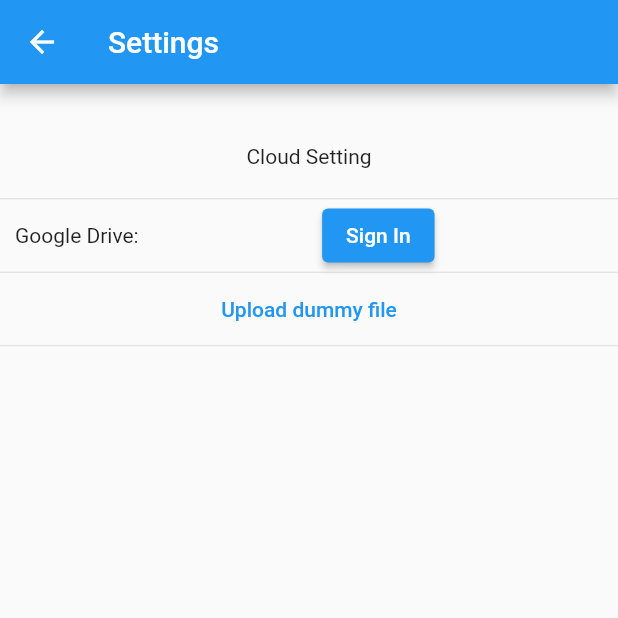
After one commit to libmuy/bRecorder, a Flutter app: the SettingPage screen opened directly, after a tap on "Upload dummy file", on a phone screen of 412 x 824 dp, the top half of it. The commit adds this screen. Run offline on Flutter 3.47's test engine with Material 2 defaults, Android fonts, the phone set to English and light mode, and no system bars; our stand-ins replace cross_file, equatable, firebase_core, flutter_slidable, get_it, google_sign_in and 2 more; missing offline and left inert: googleapis; accounts and stored records are empty.

Commit message:
GOOGLE DRIVE support

```diff
--- a/lib/core/service_locator.dart
+++ b/lib/core/service_locator.dart
@@ -1,6 +1,8 @@
 import 'package:flutter/material.dart';
 import 'package:get_it/get_it.dart';
 import 'package:shared_preferences/shared_preferences.dart';
+import 'package:google_sign_in/google_sign_in.dart';
+import 'package:googleapis/drive/v3.dart' as gdrive;
 
 import '../data/all_storage_repository.dart';
 import '../data/filesystem_repository.dart';
@@ -49,6 +51,8 @@
     getIt.registerLazySingleton(() => GlobalKey<ScaffoldMessengerState>());
 
     getIt.registerFactory(() => RecordPageState());
+    getIt.registerFactory(
+        () => GoogleSignIn.standard(scopes: [gdrive.DriveApi.driveScope]));
 
     // sl.registerLazySingleton(() => AudioPlayer());
     // sl.registerLazySingleton(() {
--- a/lib/main.dart
+++ b/lib/main.dart
@@ -1,4 +1,5 @@
 import 'package:flutter/material.dart';
+import 'package:flutter/services.dart';
 
 import 'core/logging.dart';
 import 'core/service_locator.dart';
@@ -7,12 +8,15 @@
 final log = Logger('Main');
 
 void main() {
-  // Logger.forceLevel = LogLevel.all;
-  runApp(const MyApp());
+  WidgetsFlutterBinding.ensureInitialized();
+  SystemChrome.setPreferredOrientations(
+      [DeviceOrientation.portraitUp, DeviceOrientation.portraitDown]);
+  SystemChrome.setSystemUIOverlayStyle(SystemUiOverlayStyle.light);
+  runApp(const BRecorderApp());
 }
 
-class MyApp extends StatelessWidget {
-  const MyApp({Key? key}) : super(key: key);
+class BRecorderApp extends StatelessWidget {
+  const BRecorderApp({Key? key}) : super(key: key);
 
   @override
   Widget build(BuildContext context) {
--- a/lib/presentation/pages/browser_view.dart
+++ b/lib/presentation/pages/browser_view.dart
@@ -448,7 +448,7 @@
 
   List<AudioObject> get items => _itemsNotifier.value;
   void forceRebuild() {
-    _itemsNotifier.update(forceNotify: true);
+    _itemsNotifier.notify();
   }
 
   Widget buildHeaderWidget(BuildContext context) =>
--- a/lib/presentation/pages/home_page.dart
+++ b/lib/presentation/pages/home_page.dart
@@ -1,5 +1,4 @@
 import 'package:flutter/material.dart';
-import 'package:flutter/services.dart';
 
 import '../../core/logging.dart';
 import '../../core/service_locator.dart';
@@ -27,9 +26,6 @@
   @override
   void initState() {
     super.initState();
-    SystemChrome.setPreferredOrientations(
-        [DeviceOrientation.portraitUp, DeviceOrientation.portraitDown]);
-    SystemChrome.setSystemUIOverlayStyle(SystemUiOverlayStyle.light);
     state.init(this);
   }
 
--- /dev/null
+++ b/lib/presentation/pages/settings/setting_page.dart
@@ -0,0 +1,153 @@
+import 'package:brecorder/core/utils/notifiers.dart';
+import 'package:flutter/material.dart';
+import 'package:google_sign_in/google_sign_in.dart';
+import 'package:http/http.dart' as http;
+import 'package:googleapis/drive/v3.dart' as drive;
+
+import '../../../core/logging.dart';
+import '../../../core/service_locator.dart';
+
+final log = Logger('SettingPage', level: LogLevel.debug);
+
+class SettingPage extends StatefulWidget {
+  const SettingPage({Key? key}) : super(key: key);
+
+  @override
+  State<SettingPage> createState() => _SettingPageState();
+}
+
+class _SettingPageState extends State<SettingPage> {
+  late final _googleSignIn = sl.get<GoogleSignIn>();
+  final _googleAcountNotifier =
+      ForcibleValueNotifier<GoogleSignInAccount?>(null);
+
+  @override
+  void initState() {
+    super.initState();
+
+    _googleSignIn.onCurrentUserChanged.listen((GoogleSignInAccount? account) {
+      _googleAcountNotifier.update(newValue: account, forceNotify: true);
+      log.info("User account $account");
+    });
+    _googleSignIn.signInSilently();
+  }
+
+  Widget _buildGoogleAcountWidget() {
+    Widget signedInWidget() {
+      return Row(
+        children: [
+          Expanded(
+            child: Text(
+              _googleAcountNotifier.value!.email,
+              overflow: TextOverflow.ellipsis,
+            ),
+          ),
+          ElevatedButton(
+              onPressed: () {
+                _googleSignIn.signOut();
+                // _googleSignIn.disconnect();
+                // _googleAcountNotifier.update(newValue: null, forceNotify: true);
+              },
+              child: const Text("Sign Out"))
+        ],
+      );
+    }
+
+    Widget notSignedInWidget() {
+      return Center(
+        child: ElevatedButton(
+            onPressed: () {
+              try {
+                _googleSignIn.signIn();
+              } catch (e) {
+                log.error("signin google failed:$e");
+              }
+            },
+            child: const Text("Sign In")),
+      );
+    }
+
+    return ValueListenableBuilder(
+        valueListenable: _googleAcountNotifier,
+        builder: (context, value, _) {
+          late Widget internalWidget;
+          if (value == null) {
+            internalWidget = notSignedInWidget();
+          } else {
+            internalWidget = signedInWidget();
+          }
+
+          return Padding(
+            padding: const EdgeInsets.only(left: 10.0, right: 10.0),
+            child: Row(
+              mainAxisAlignment: MainAxisAlignment.spaceBetween,
+              children: [
+                const Text("Google Drive:"),
+                const SizedBox(
+                  width: 10,
+                ),
+                Expanded(child: internalWidget)
+              ],
+            ),
+          );
+        });
+  }
+
+  @override
+  Widget build(BuildContext context) {
+    return Scaffold(
+      appBar: AppBar(
+        title: const Text("Settings"),
+      ),
+      body: Column(children: <Widget>[
+        const Padding(
+          padding: EdgeInsets.only(top: 40.0, bottom: 20.0),
+          child: Text("Cloud Setting"),
+        ),
+        const Divider(
+          height: 1,
+        ),
+        _buildGoogleAcountWidget(),
+        const Divider(
+          height: 1,
+        ),
+        TextButton(
+          onPressed: () async {
+            final account = _googleAcountNotifier.value;
+            if (account == null) {
+              log.debug("not signed in");
+              return;
+            }
+            final authHeaders = await account!.authHeaders;
+            final authenticateClient = GoogleAuthClient(authHeaders);
+            final driveApi = drive.DriveApi(authenticateClient);
+            final Stream<List<int>> mediaStream =
+                Future.value([104, 105]).asStream().asBroadcastStream();
+            var media = drive.Media(mediaStream, 2);
+            var driveFile = drive.File();
+            driveFile.name = "hello_world.txt";
+            final result =
+                await driveApi.files.create(driveFile, uploadMedia: media);
+            log.info("Upload result: $result");
+          },
+          child: const Text("Upload dummy file"),
+        ),
+        const Divider(
+          height: 1,
+        ),
+      ]),
+    );
+  }
+}
+
+class GoogleAuthClient extends http.BaseClient {
+  final Map<String, String> _headers;
+
+  final http.Client _client = http.Client();
+
+  GoogleAuthClient(this._headers);
+
+  Future<http.StreamedResponse> send(http.BaseRequest request) {
+    return _client.send(request..headers.addAll(_headers));
+  }
+}
--- a/lib/presentation/ploc/browser_view_state.dart
+++ b/lib/presentation/ploc/browser_view_state.dart
@@ -283,7 +283,7 @@
         group.sortItems(_sortType, _sortReverse);
       },
     );
-    groupNotifier.update(forceNotify: true);
+    groupNotifier.notify();
   }
 
   void cd(String path, {bool force = false}) async {
--- a/lib/presentation/widgets/playback_panel.dart
+++ b/lib/presentation/widgets/playback_panel.dart
@@ -278,7 +278,7 @@
         log.debug("playback panel post frame callback, size:${context.size}");
         if (context.size != null) {
           _panelBodyHeight = context.size!.height;
-          _expandNotifier.update(forceNotify: true);
+          _expandNotifier.notify();
         }
       });
     }
--- a/pubspec.yaml
+++ b/pubspec.yaml
@@ -47,11 +47,13 @@
   # stack_trace: ^1.10.0
   # audioplayers: ^1.0.1
   intl: ^0.17.0
-  collection: ^1.16.0
+  # collection: ^1.17.0
   flutter_slidable: ^2.0.0
-  dependencies:
   share_plus: ^6.0.0
   cross_file: ^0.3.3+2
+  firebase_core: ^2.0.0
+  googleapis: ^9.2.0
+  google_sign_in: ^5.4.2
 
 
 dev_dependencies:
```
Also changed, not shown: lib/core/utils/notifiers.dart (+8 -3 lines), lib/presentation/ploc/home_page_state.dart (+17 -8 lines), lib/core/setting.dart (added), lib/firebase_options.dart (added), pubspec.lock, 4 other files.
